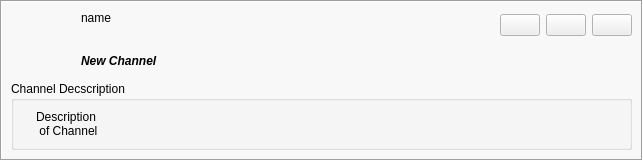
Above: retroshare-gui/src/gui/feeds/ChanNewItem.ui from RetroShare/RetroShare before the change. Below: the same form after it.
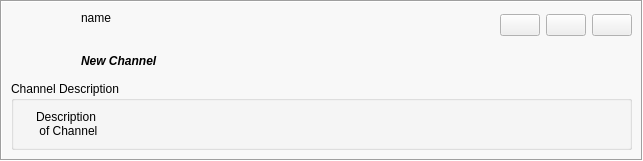
That is the form after the change. Icons and pictures are not drawn.

What changed in the file:
```diff
--- a/retroshare-gui/src/gui/feeds/ChanNewItem.ui
+++ b/retroshare-gui/src/gui/feeds/ChanNewItem.ui
@@ -230,7 +230,7 @@
          <item>
           <widget class="QGroupBox" name="groupBox">
            <property name="title">
-            <string>Channel Decscription</string>
+            <string>Channel Description</string>
            </property>
            <layout class="QGridLayout">
             <item row="0" column="0">
```
